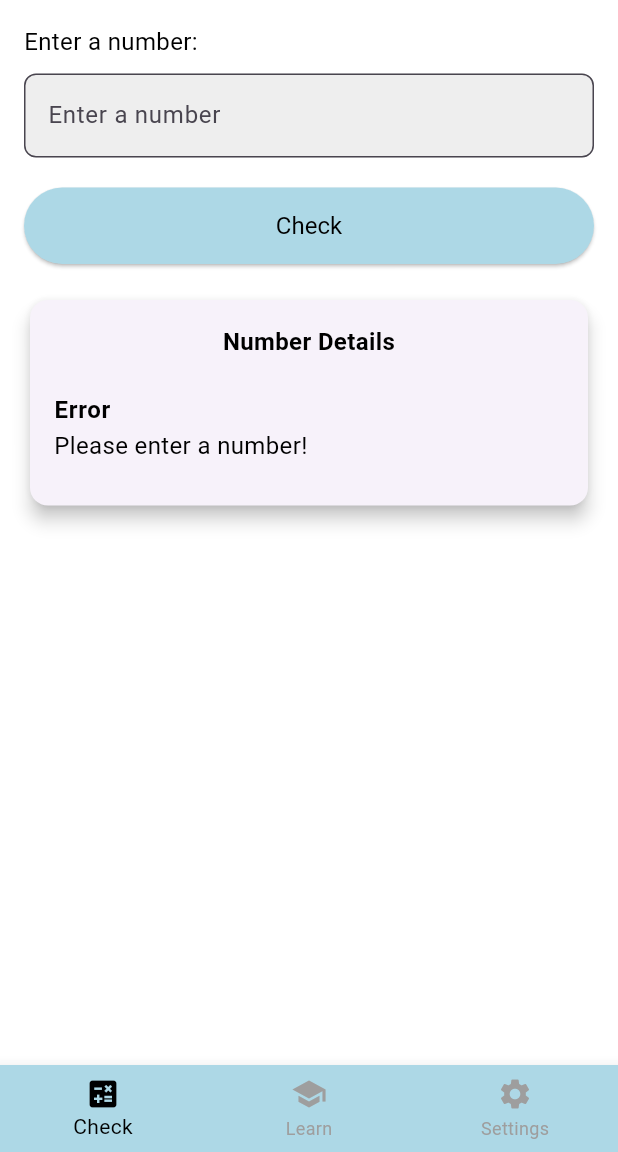
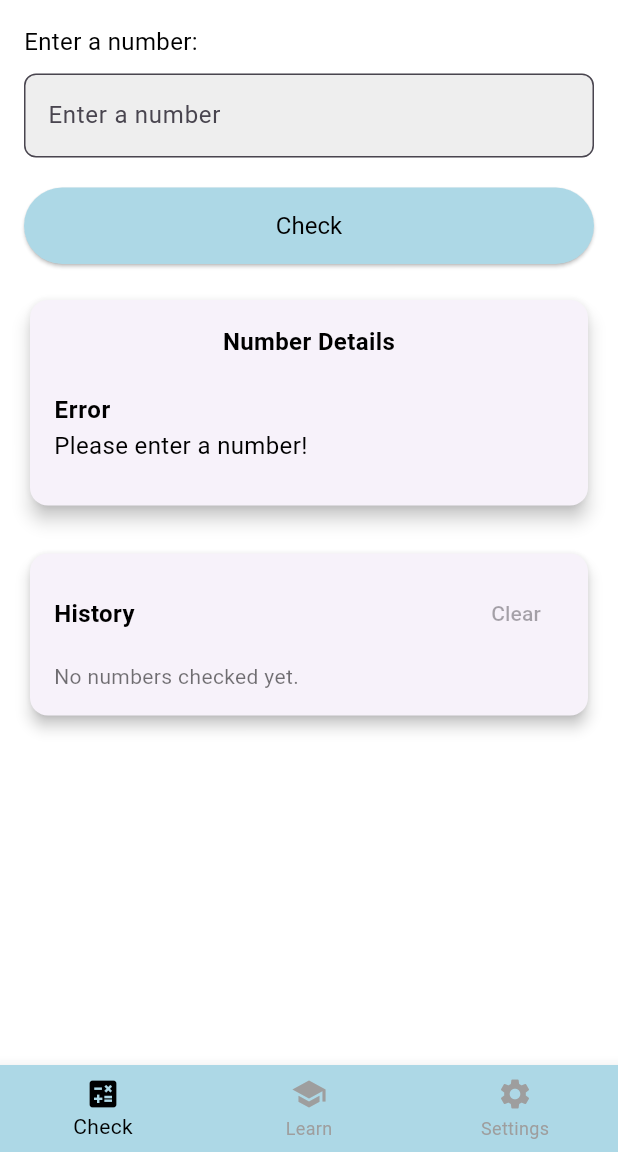
Before and after one commit to AsmiAd/Number-Checker, a Flutter app: the screen it shows after launch, after a tap on "Check", on a phone screen of 412 x 824 dp, the part 84-1236 px from its top. Run offline on Flutter 3.47's test engine with Material 3 defaults, Android fonts, the phone set to English and light mode, and no system bars; our stand-ins replace lottie.

Commit message:
Add history and favorites for checked numbers

```diff
--- /dev/null
+++ b/lib/controller/history_controller.dart
@@ -0,0 +1,40 @@
+import 'package:flutter/material.dart';
+
+class NumberHistoryEntry {
+  NumberHistoryEntry({
+    required this.number,
+    required this.checkedAt,
+    this.isFavorite = false,
+  });
+
+  final int number;
+  final DateTime checkedAt;
+  bool isFavorite;
+}
+
+class HistoryController extends ChangeNotifier {
+  final List<NumberHistoryEntry> _entries = [];
+
+  List<NumberHistoryEntry> get entries => List.unmodifiable(_entries);
+
+  void addEntry(int number) {
+    _entries.insert(
+      0,
+      NumberHistoryEntry(number: number, checkedAt: DateTime.now()),
+    );
+    if (_entries.length > 20) {
+      _entries.removeLast();
+    }
+    notifyListeners();
+  }
+
+  void toggleFavorite(NumberHistoryEntry entry) {
+    entry.isFavorite = !entry.isFavorite;
+    notifyListeners();
+  }
+
+  void clearHistory() {
+    _entries.clear();
+    notifyListeners();
+  }
+}
--- a/lib/controller/number_checker_controller.dart
+++ b/lib/controller/number_checker_controller.dart
@@ -50,6 +50,7 @@ class NumberController {
 
   bool isSquareFree(int number) {
     number = number.abs();
+    if (number == 0) return false;
     for (int i = 2; i * i <= number; i++) {
       if (number % (i * i) == 0) return false;
     }
@@ -59,6 +60,7 @@ class NumberController {
   bool isHarshad(int number) {
     number = number.abs();
     int sum = number.toString().split('').map(int.parse).reduce((a, b) => a + b);
+    if (sum == 0) return false;
     return number % sum == 0;
   }
 
@@ -137,6 +139,7 @@ class NumberController {
 
   List<int> getFactors(int number) {
     number = number.abs();
+    if (number == 0) return [];
     List<int> factors = [];
     for (int i = 1; i <= number ~/ 2; i++) {
       if (number % i == 0) {
@@ -195,7 +198,7 @@ class NumberController {
     final binary = number.toRadixString(2);
     final octal = number.toRadixString(8);
     final hex = number.toRadixString(16).toUpperCase();
-    final factors = getFactors(number).join(", ");
+    final factors = number == 0 ? "All integers" : getFactors(number).join(", ");
     final fact = getSpecialFact(number);
     final isFib = isFibonacci(number) ? "Yes" : "No";
     final isPalin = isPalindrome(number) ? "Yes" : "No";
--- a/lib/main.dart
+++ b/lib/main.dart
@@ -1,14 +1,18 @@
 import 'package:flutter/material.dart';
 import 'package:provider/provider.dart';
 import 'screen/splash_screen.dart';
+import 'controller/history_controller.dart';
 import 'controller/settings_controller.dart';
 
 void main() async {
   WidgetsFlutterBinding.ensureInitialized();
 
   runApp(
-    ChangeNotifierProvider(
-      create: (_) => SettingsController(),
+    MultiProvider(
+      providers: [
+        ChangeNotifierProvider(create: (_) => SettingsController()),
+        ChangeNotifierProvider(create: (_) => HistoryController()),
+      ],
       child: const MyApp(),
     ),
   );
--- a/lib/screen/home/home_screen.dart
+++ b/lib/screen/home/home_screen.dart
@@ -1,5 +1,6 @@
 import 'package:flutter/material.dart';
 import 'package:provider/provider.dart';
+import '../../controller/history_controller.dart';
 import '../../controller/number_checker_controller.dart';
 import '../../controller/settings_controller.dart';
 
@@ -35,31 +36,20 @@ class _HomeScreenState extends State<HomeScreen> {
       return;
     }
 
+    final history = context.read<HistoryController>();
+    history.addEntry(number);
+
     setState(() {
       _numberInfo = _numberController.getNumberInfo(number);
     });
   }
 
 
-  // void _fetchNumberInfo() {
-  //   final input = _controller.text;
-  //   if (input.isEmpty) {
-  //     setState(() {
-  //       _numberInfo = {"Error" : "Please enter a number!"};
-  //     });
-  //     return;
-  //   }
-  //   final number = int.tryParse(input);
-  //   if (number == null) {
-  //     setState(() {
-  //       _numberInfo = {"Error" : "Invalid input! Please enter a valid integer."};
-  //     });
-  //     return;
-  //   }
-  //   setState(() {
-  //     _numberInfo = _numberController.getNumberInfo(number);
-  //   });
-  // }
+  @override
+  void dispose() {
+    _controller.dispose();
+    super.dispose();
+  }
 
   @override
   Widget build(BuildContext context) {
@@ -106,22 +96,6 @@ class _HomeScreenState extends State<HomeScreen> {
                   fillColor: Colors.grey[200],
                 ),
               ),
-
-              // TextField(
-              //   controller: _controller,
-              //   keyboardType: TextInputType.number,
-              //   inputFormatters: [
-              //     FilteringTextInputFormatter.allow(RegExp(r'^-?\d*$')),
-              //   ],
-              //   decoration: InputDecoration(
-              //     border: OutlineInputBorder(
-              //       borderRadius: BorderRadius.circular(8),
-              //     ),
-              //     hintText: "Enter a number",
-              //     filled: true,
-              //     fillColor: Colors.grey[200],
-              //   ),
-              // ),
 
               const SizedBox(height: 20),
 
@@ -190,6 +164,11 @@ class _HomeScreenState extends State<HomeScreen> {
                         ),
                       ),
                     ),
+              const SizedBox(height: 24),
+              _HistorySection(
+                fontSize: settings.fontSize,
+                fontColor: settings.fontColor,
+              ),
             ],
           ),
         ),
@@ -197,3 +176,91 @@ class _HomeScreenState extends State<HomeScreen> {
     );
   }
 }
+
+class _HistorySection extends StatelessWidget {
+  const _HistorySection({
+    required this.fontSize,
+    required this.fontColor,
+  });
+
+  final double fontSize;
+  final Color fontColor;
+
+  @override
+  Widget build(BuildContext context) {
+    final history = context.watch<HistoryController>();
+
+    return Card(
+      elevation: 4,
+      shape: RoundedRectangleBorder(
+        borderRadius: BorderRadius.circular(12),
+      ),
+      child: Padding(
+        padding: const EdgeInsets.all(16.0),
+        child: Column(
+          crossAxisAlignment: CrossAxisAlignment.stretch,
+          children: [
+            Row(
+              children: [
+                Text(
+                  "History",
+                  style: TextStyle(
+                    fontSize: fontSize,
+                    fontWeight: FontWeight.bold,
+                    color: fontColor,
+                  ),
+                ),
+                const Spacer(),
+                TextButton(
+                  onPressed:
+                      history.entries.isEmpty ? null : history.clearHistory,
+                  child: const Text("Clear"),
+                ),
+              ],
+            ),
+            const SizedBox(height: 8),
+            if (history.entries.isEmpty)
+              Text(
+                "No numbers checked yet.",
+                style: TextStyle(color: fontColor.withAlpha(140)),
+              )
+            else
+              ListView.separated(
+                shrinkWrap: true,
+                physics: const NeverScrollableScrollPhysics(),
+                itemCount: history.entries.length,
+                separatorBuilder: (_, __) => const Divider(height: 1),
+                itemBuilder: (context, index) {
+                  final entry = history.entries[index];
+                  return ListTile(
+                    contentPadding: EdgeInsets.zero,
+                    title: Text(
+                      entry.number.toString(),
+                      style: TextStyle(
+                        fontSize: fontSize,
+                        color: fontColor,
+                      ),
+                    ),
+                    subtitle: Text(
+                      entry.checkedAt.toLocal().toString(),
+                      style: TextStyle(
+                        fontSize: fontSize - 2,
+                        color: fontColor.withAlpha(160),
+                      ),
+                    ),
+                    trailing: IconButton(
+                      icon: Icon(
+                        entry.isFavorite ? Icons.star : Icons.star_border,
+                        color: entry.isFavorite ? Colors.amber : Colors.grey,
+                      ),
+                      onPressed: () => history.toggleFavorite(entry),
+                    ),
+                  );
+                },
+              ),
+          ],
+        ),
+      ),
+    );
+  }
+}
```
Lines whose indentation alone changed are shown as unchanged.
